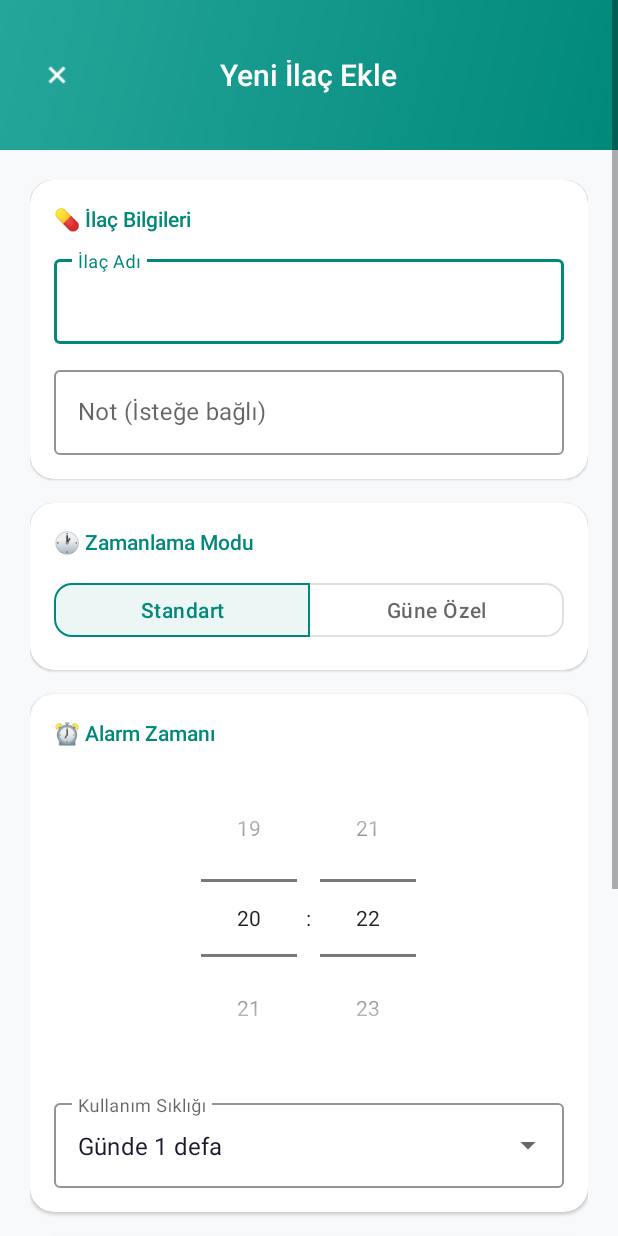
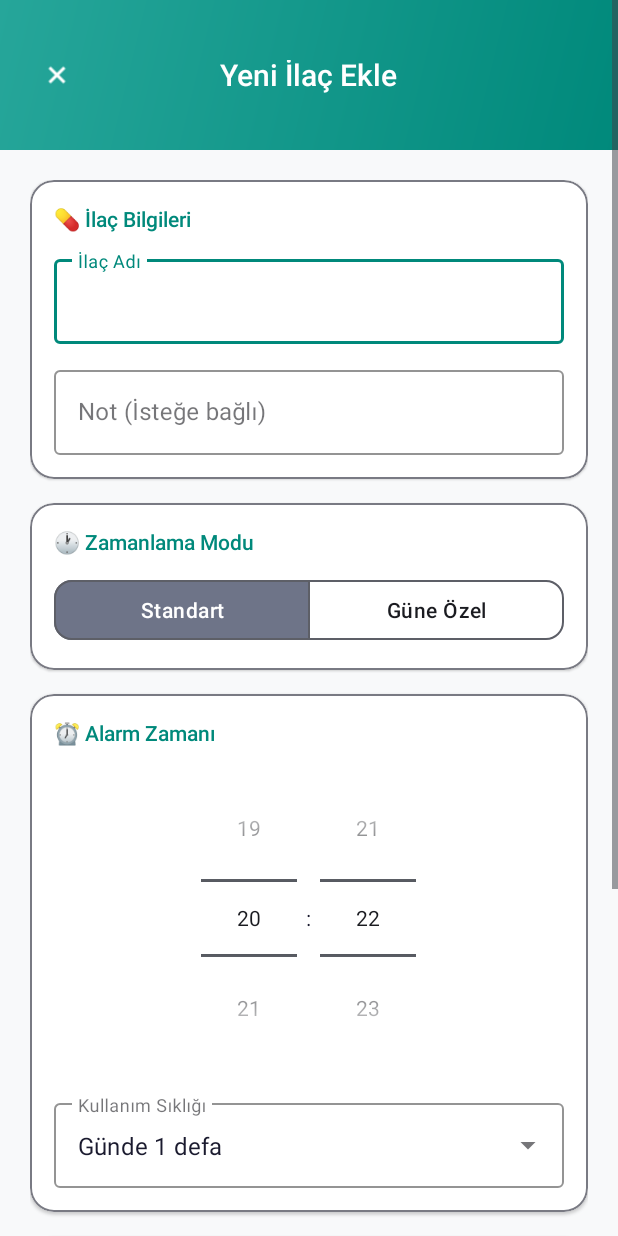
Before and after one commit to ARafiY/IlacTakip-kotlin, an Android app built with Jetpack Compose: the screen it shows after launch (AddMedicineActivity), after a tap on "Yeni İlaç Ekle", on a phone screen of 412 x 824 dp. Run offline under Robolectric (Android 15) with nearby library versions, the phone set to English and light mode, and no system bars; missing, so only their content is drawn: IlacTakipTheme.

Commit message:
Migrate base theme to Material 3 + app-wide Material You dynamic color
Theme.IlacTakip now extends Theme.Material3.DayNight.NoActionBar instead of
Theme.MaterialComponents.DayNight.NoActionBar. M2-only attributes
(colorPrimaryVariant/colorSecondaryVariant) are replaced with real M3
ColorScheme roles (colorPrimaryContainer, colorSurfaceVariant, colorError,
etc.), all mapped from the existing colors.xml tokens — no new colors
introduced. Widget.IlacTakip.Button(.Outlined) now extend the M3 button
widgets instead of the M2 ones.

Deleted as dead code: Widget.IlacTakip.FAB and the floatingActionButtonStyle
theme item (the only FAB in the app is MainActivity's Compose
FloatingActionButton now, doesn't read this), and CardStyle (grepped the
whole res/ tree, zero usages anywhere).

Found while implementing: AlarmActivity had its own manifest-level
android:theme="@style/Theme.MaterialComponents.DayNight.NoActionBar"
override that completely bypassed Theme.IlacTakip (and therefore all of the
above) for that screen. Pointed it at Theme.IlacTakip instead so it
actually gets the M3 base + branded colors + custom button style like the
rest of the app.

Added IlacTakipApplication (registered in AndroidManifest.xml) calling
DynamicColors.applyToActivitiesIfAvailable() so the still-XML screens
(AddMedicineActivity, AlarmActivity) get the same wallpaper-derived
Material You palette on Android 12+ that MainActivity's Compose theme
already applies via dynamicColorScheme(). No new dependency — DynamicColors
ships in the already-present com.google.android.material:material artifact.

Verified: assembleDebug succeeds (theme attribute names are real AAPT2-
validated M3 attributes), all 80 existing tests still pass. Visual result
on a real device (does dynamic color actually apply, does the M3 look
right) still needs manual confirmation — no emulator/screenshot capability
in this sandbox.

Co-Authored-By: Claude Sonnet 5 <noreply@anthropic.com>

```diff
--- a/app/src/main/AndroidManifest.xml
+++ b/app/src/main/AndroidManifest.xml
@@ -11,6 +11,7 @@
     <uses-permission android:name="android.permission.RECEIVE_BOOT_COMPLETED" />
 
     <application
+        android:name=".IlacTakipApplication"
         android:allowBackup="true"
         android:dataExtractionRules="@xml/data_extraction_rules"
         android:fullBackupContent="@xml/backup_rules"
@@ -36,7 +37,7 @@
 
         <activity
             android:name=".AlarmActivity"
-            android:theme="@style/Theme.MaterialComponents.DayNight.NoActionBar"
+            android:theme="@style/Theme.IlacTakip"
             android:showOnLockScreen="true"
             android:showWhenLocked="true"
             android:turnScreenOn="true"
--- /dev/null
+++ b/app/src/main/java/com/YucelDigital/ilactakip/IlacTakipApplication.kt
@@ -0,0 +1,16 @@
+package com.YucelDigital.ilactakip
+
+import android.app.Application
+import com.google.android.material.color.DynamicColors
+
+/**
+ * Hâlâ XML tabanlı olan ekranlarda (AddMedicineActivity, AlarmActivity) Material You
+ * dynamic color'ı (Android 12+ duvar kağıdı paleti) otomatik uygular — Compose tarafında
+ * (MainActivity) bunu IlacTakipTheme kendi başına, dynamicColorScheme() ile yapıyor zaten.
+ */
+class IlacTakipApplication : Application() {
+    override fun onCreate() {
+        super.onCreate()
+        DynamicColors.applyToActivitiesIfAvailable(this)
+    }
+}
--- a/app/src/main/res/values/themes.xml
+++ b/app/src/main/res/values/themes.xml
@@ -1,13 +1,22 @@
 <resources xmlns:tools="http://schemas.android.com/tools">
-    <style name="Theme.IlacTakip" parent="Theme.MaterialComponents.DayNight.NoActionBar">
+    <style name="Theme.IlacTakip" parent="Theme.Material3.DayNight.NoActionBar">
         <item name="colorPrimary">@color/primary</item>
-        <item name="colorPrimaryVariant">@color/primary_variant</item>
         <item name="colorOnPrimary">@color/text_on_primary</item>
+        <item name="colorPrimaryContainer">@color/primary_container</item>
+        <item name="colorOnPrimaryContainer">@color/text_primary</item>
 
         <item name="colorSecondary">@color/secondary</item>
-        <item name="colorSecondaryVariant">@color/secondary</item>
         <item name="colorOnSecondary">@color/black</item>
 
+        <item name="colorSurface">@color/surface_color</item>
+        <item name="colorOnSurface">@color/text_primary</item>
+        <item name="colorSurfaceVariant">@color/card_background</item>
+        <item name="colorOnSurfaceVariant">@color/text_secondary</item>
+
+        <item name="colorError">@color/error</item>
+        <item name="colorOnError">@color/white</item>
+
+        <item name="android:colorBackground">@color/app_background</item>
         <item name="android:windowBackground">@color/app_background</item>
         <item name="android:textColor">@color/text_primary</item>
         <item name="android:statusBarColor">@color/primary_variant</item>
@@ -15,32 +24,17 @@
 
         <!-- Material Component Styles -->
         <item name="materialButtonStyle">@style/Widget.IlacTakip.Button</item>
-        <item name="floatingActionButtonStyle">@style/Widget.IlacTakip.FAB</item>
     </style>
 
     <!-- Custom Button Style -->
-    <style name="Widget.IlacTakip.Button" parent="Widget.MaterialComponents.Button">
+    <style name="Widget.IlacTakip.Button" parent="Widget.Material3.Button">
         <item name="cornerRadius">12dp</item>
         <item name="android:textAllCaps">false</item>
         <item name="android:letterSpacing">0.02</item>
     </style>
 
-    <!-- FAB Style -->
-    <style name="Widget.IlacTakip.FAB" parent="Widget.MaterialComponents.FloatingActionButton">
-        <item name="backgroundTint">@color/primary</item>
-        <item name="tint">@color/white</item>
-        <item name="elevation">8dp</item>
-    </style>
-
-    <!-- Card Style -->
-    <style name="CardStyle" parent="Widget.MaterialComponents.CardView">
-        <item name="cardBackgroundColor">@color/surface_color</item>
-        <item name="cardCornerRadius">16dp</item>
-        <item name="cardElevation">2dp</item>
-    </style>
-
     <!-- Outlined Button Style -->
-    <style name="Widget.IlacTakip.Button.Outlined" parent="Widget.MaterialComponents.Button.OutlinedButton">
+    <style name="Widget.IlacTakip.Button.Outlined" parent="Widget.Material3.Button.OutlinedButton">
         <item name="cornerRadius">12dp</item>
         <item name="android:textAllCaps">false</item>
         <item name="strokeColor">@color/primary</item>
```
